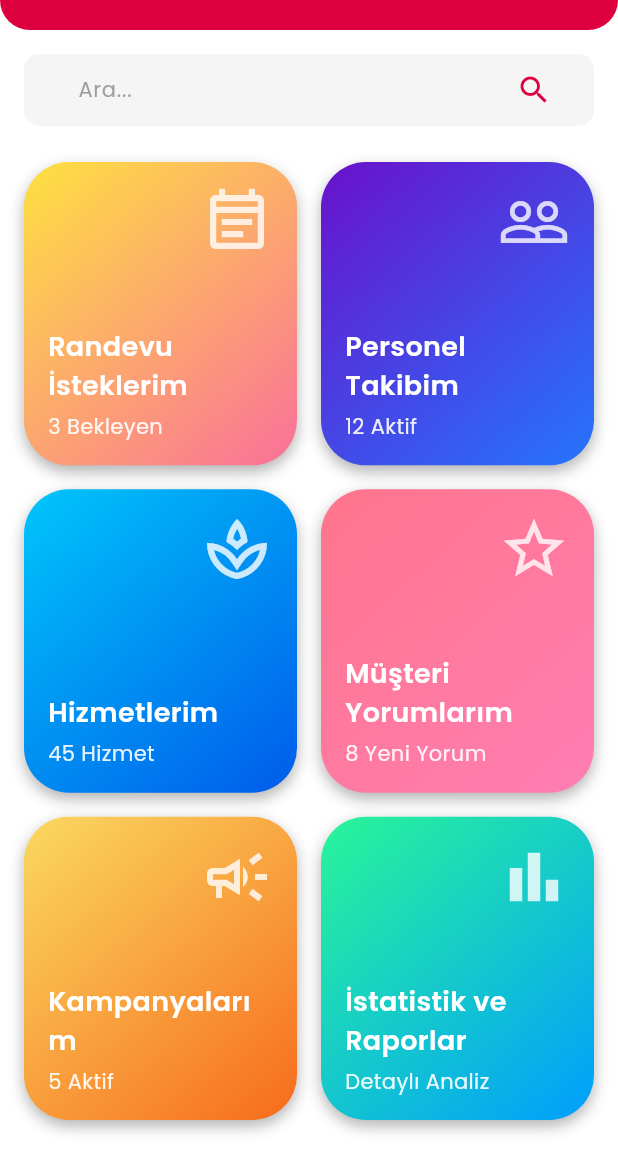
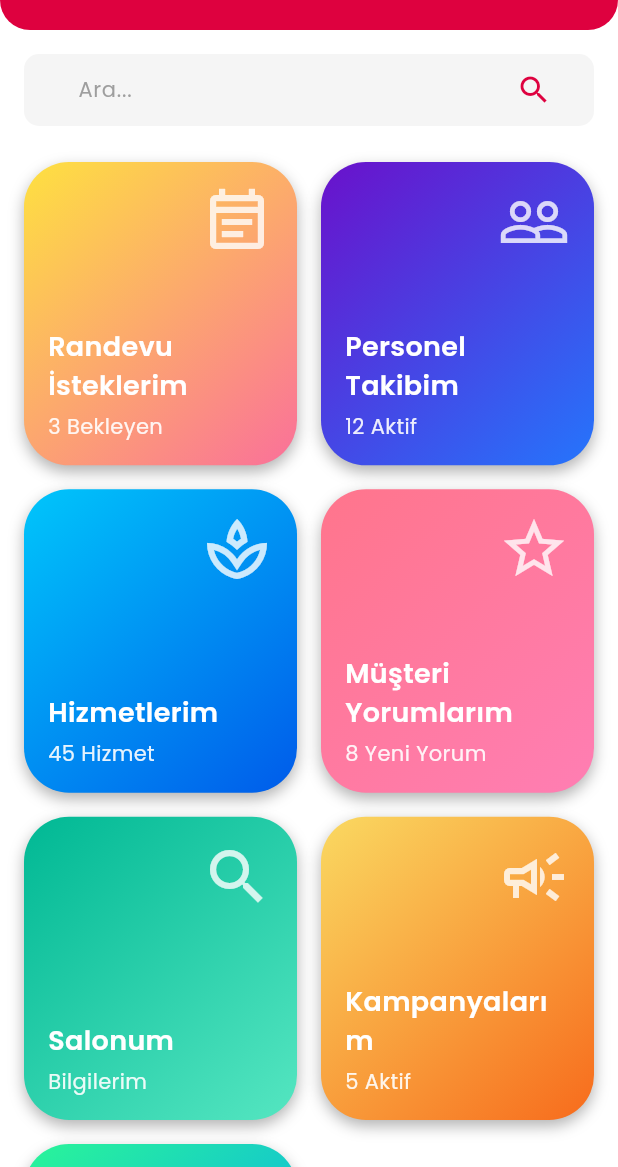
Before and after one commit to emirhankaya00/project_beauty_admin, a Flutter app: the screen it shows once a user with an empty profile is signed in, on a phone screen of 412 x 824 dp, the part 69-1236 px from its top. Run offline on Flutter 3.47's test engine with Material 3 defaults, Android fonts, the phone set to English and light mode, and no system bars; our stand-ins replace flutter_dotenv, google_fonts, supabase_flutter; missing offline and left inert: postgrest; accounts and stored records are empty.

Commit message:
Salonum sayfası ve db si tamamlandı

```diff
--- a/lib/core/provider_list.dart
+++ b/lib/core/provider_list.dart
@@ -9,6 +9,8 @@ import 'package:project_beauty_admin/viewmodels/staff_viewmodel.dart';
 import 'package:project_beauty_admin/viewmodels/comments_viewmodel.dart'; // Yorumlar ViewModel'i
 import 'package:project_beauty_admin/viewmodels/campaigns_viewmodel.dart';
 
+import '../viewmodels/saloon_viewmodel.dart';
+
 final List<SingleChildWidget> appProviders = [
   ChangeNotifierProvider(create: (_) => AuthViewModel()),
   ChangeNotifierProvider(create: (_) => ServiceViewModel()),
@@ -16,4 +18,6 @@ final List<SingleChildWidget> appProviders = [
   ChangeNotifierProvider(create: (_) => ReservationViewModel()),
   ChangeNotifierProvider(create: (_) => CommentsViewModel()), // Yorumları ekledik
   ChangeNotifierProvider(create: (_) => CampaignsViewModel()),
+  ChangeNotifierProvider(create: (_) => SaloonViewModel()),
+
 ];
--- a/lib/features/authentication/auth_gate.dart
+++ b/lib/features/authentication/auth_gate.dart
@@ -1,4 +1,4 @@
-// lib/features/authentication/screens/auth_gate.dart
+// lib/features/authentication/salons/auth_gate.dart
 
 import 'package:flutter/material.dart';
 import 'package:project_beauty_admin/features/authentication/screens/admin_login_screen.dart';
--- a/lib/features/authentication/screens/signup_screen.dart
+++ b/lib/features/authentication/screens/signup_screen.dart
@@ -1,4 +1,4 @@
-// lib/features/authentication/screens/signup_screen.dart
+// lib/features/authentication/salons/signup_screen.dart
 
 import 'package:flutter/material.dart';
 import 'package:project_beauty_admin/design_system/app_colors.dart';
--- a/lib/features/campaigns/campaigns_screen.dart
+++ b/lib/features/campaigns/campaigns_screen.dart
@@ -1,4 +1,4 @@
-// lib/features/campaigns/screens/campaigns_screen.dart
+// lib/features/campaigns/salons/campaigns_screen.dart
 
 import 'package:flutter/material.dart';
 import 'package:intl/intl.dart';
--- a/lib/features/comments/comments_screen.dart
+++ b/lib/features/comments/comments_screen.dart
@@ -1,4 +1,4 @@
-// lib/view/screens/comments/comments_screen.dart
+// lib/view/salons/comments/comments_screen.dart
 
 import 'package:flutter/material.dart';
 import 'package:intl/intl.dart';
--- a/lib/features/dashboard/screens/admin_dashboard_screen.dart
+++ b/lib/features/dashboard/screens/admin_dashboard_screen.dart
@@ -1,55 +1,93 @@
-// lib/features/dashboard/screens/admin_dashboard_screen.dart
+// lib/features/dashboard/salons/admin_dashboard_screen.dart
 
 import 'package:flutter/material.dart';
-import 'package:project_beauty_admin/features/campaigns/campaigns_screen.dart';
-import 'package:provider/provider.dart'; // DÜZELTME: Provider'ı import ettik
-import 'package:project_beauty_admin/design_system/app_colors.dart';
-import 'package:project_beauty_admin/design_system/app_text_styles.dart';
-import 'package:project_beauty_admin/design_system/app_border_radius.dart';
-import 'package:project_beauty_admin/design_system/widgets/custom_card.dart';
-import 'package:project_beauty_admin/design_system/widgets/app_icons.dart';
-import 'package:project_beauty_admin/design_system/extensions/context_extensions.dart';
+import 'package:provider/provider.dart';
+import 'package:project_beauty_admin/features/appointment_requests/screens/appointment_requests_unified_screen.dart';
+import 'package:project_beauty_admin/features/staff_management/screens/staff_unified_screen.dart';
+import 'package:project_beauty_admin/features/service_management/screens/service_unified_screen.dart';
+import 'package:project_beauty_admin/features/comments/comments_screen.dart';
+import 'package:project_beauty_admin/features/salons/my_salon_screen.dart';
 import 'package:project_beauty_admin/features/shared_admin_components/admin_app_bar.dart';
 import 'package:project_beauty_admin/features/shared_admin_components/admin_drawer.dart';
 import 'package:project_beauty_admin/features/shared_admin_components/search_bar_widget.dart';
 import 'package:project_beauty_admin/features/dashboard/widgets/dashboard_card.dart';
-import 'package:project_beauty_admin/features/dashboard/widgets/dashboard_summary_widget.dart';
-import 'package:project_beauty_admin/viewmodels/auth_viewmodel.dart'; // DÜZELTME: AuthViewModel'i import ettik
-
-// Mevcut modül ekranları
-import 'package:project_beauty_admin/features/appointment_requests/screens/appointment_requests_unified_screen.dart';
-import 'package:project_beauty_admin/features/staff_management/screens/staff_unified_screen.dart';
-import 'package:project_beauty_admin/features/service_management/screens/service_unified_screen.dart';
-
-// DÜZELTME: Yeni oluşturduğumuz yorumlar ekranını import ediyoruz
-// Lütfen dosya yolunun projenizde doğru olduğundan emin olun
-
-import '../../comments/comments_screen.dart';
-
+import 'package:project_beauty_admin/design_system/app_colors.dart';
+import 'package:project_beauty_admin/design_system/app_text_styles.dart';
+import 'package:project_beauty_admin/design_system/widgets/app_icons.dart';
+import 'package:project_beauty_admin/viewmodels/auth_viewmodel.dart';
+import '../../campaigns/campaigns_screen.dart';
 
 class AdminDashboardScreen extends StatelessWidget {
-  const AdminDashboardScreen({super.key});
+  const AdminDashboardScreen({Key? key}) : super(key: key);
 
   @override
   Widget build(BuildContext context) {
+    final authVm = context.read<AuthViewModel>();
+    final saloonId = authVm.currentAdmin?.saloonId;
+
+    final modules = <Map<String, dynamic>>[
+      {
+        'title': 'Randevu İsteklerim',
+        'icon': AppIcons.appointmentRequests,
+        'metric': '3 Bekleyen',
+        'colors': [Color(0xFFFEE140), Color(0xFFFA709A)],
+        'screen': const AppointmentRequestsUnifiedScreen(),
+      },
+      {
+        'title': 'Personel Takibim',
+        'icon': AppIcons.staffManagement,
+        'metric': '12 Aktif',
+        'colors': [Color(0xFF6A11CB), Color(0xFF2575FC)],
+        'screen': const StaffUnifiedScreen(),
+      },
+      {
+        'title': 'Hizmetlerim',
+        'icon': AppIcons.services,
+        'metric': '45 Hizmet',
+        'colors': [Color(0xFF00C6FB), Color(0xFF005BEA)],
+        'screen': const ServiceUnifiedScreen(),
+      },
+      {
+        'title': 'Müşteri Yorumlarım',
+        'icon': AppIcons.customerReviews,
+        'metric': '8 Yeni Yorum',
+        'colors': [Color(0xFFFF758C), Color(0xFFFF7EB3)],
+        'screen': null,
+      },
+      {
+        'title': 'Salonum',
+        'icon': AppIcons.search,
+        'metric': 'Bilgilerim',
+        'colors': [Color(0xFF00B894), Color(0xFF55E6C1)],
+        'screen': const MySalonScreen(),
+      },
+      {
+        'title': 'Kampanyalarım',
+        'icon': AppIcons.campaigns,
+        'metric': '5 Aktif',
+        'colors': [Color(0xFFFAD961), Color(0xFFF76B1C)],
+        'screen': const CampaignsScreen(),
+      },
+      {
+        'title': 'İstatistik ve Raporlar',
+        'icon': AppIcons.statisticsReports,
+        'metric': 'Detaylı Analiz',
+        'colors': [Color(0xFF2AF598), Color(0xFF009EFD)],
+        'screen': null,
+      },
+    ];
+
     return Scaffold(
       backgroundColor: AppColors.white,
-      appBar: const AdminAppBar(
-        title: 'Ana Sayfa',
-      ),
+      appBar: const AdminAppBar(title: 'Ana Sayfa'),
       drawer: const AdminDrawer(),
       body: SingleChildScrollView(
         padding: const EdgeInsets.all(16.0),
         child: Column(
           crossAxisAlignment: CrossAxisAlignment.start,
           children: [
-            const SearchBarWidget(
-              hintText: 'Ara...',
-            ),
+            const SearchBarWidget(hintText: 'Ara...'),
             const SizedBox(height: 24.0),
-
-            // ... (Bugünkü Genel Bakış CustomCard'ı aynı kalabilir)
-
             GridView.builder(
               shrinkWrap: true,
               physics: const NeverScrollableScrollPhysics(),
@@ -59,93 +97,38 @@ class AdminDashboardScreen extends StatelessWidget {
                 mainAxisSpacing: 16.0,
                 childAspectRatio: 0.9,
               ),
-              itemCount: 6,
+              itemCount: modules.length,
               itemBuilder: (context, index) {
-                // DÜZELTME: Müşteri Yorumları kartının 'screen' alanı güncellendi.
-                // Artık null değil, bir placeholder (yer tutucu) nesne içeriyor.
-                final List<Map<String, dynamic>> moduleData = [
-                  {
-                    'title': 'Randevu İsteklerim',
-                    'icon': AppIcons.appointmentRequests,
-                    'metric': '3 Bekleyen',
-                    'colors': [const Color(0xFFFEE140), const Color(0xFFFA709A)],
-                    'screen': const AppointmentRequestsUnifiedScreen(),
-                  },
-                  {
-                    'title': 'Personel Takibim',
-                    'icon': AppIcons.staffManagement,
-                    'metric': '12 Aktif',
-                    'colors': [const Color(0xFF6A11CB), const Color(0xFF2575FC)],
-                    'screen': const StaffUnifiedScreen(),
-                  },
-                  {
-                    'title': 'Hizmetlerim',
-                    'icon': AppIcons.services,
-                    'metric': '45 Hizmet',
-                    'colors': [const Color(0xFF00C6FB), const Color(0xFF005BEA)],
-                    'screen': const ServiceUnifiedScreen(),
-                  },
-                  {
-                    'title': 'Müşteri Yorumlarım',
-                    'icon': AppIcons.customerReviews,
-                    'metric': '8 Yeni Yorum',
-                    'colors': [const Color(0xFFFF758C), const Color(0xFFFF7EB3)],
-                    // Özel işlem gerektirdiği için 'screen' key'ine geçici bir değer veriyoruz.
-                    'screen': const SizedBox(),
-                  },
-                  {
-                    'title': 'Kampanyalarım',
-                    'icon': AppIcons.campaigns,
-                    'metric': '5 Aktif',
-                    'colors': [const Color(0xFFFAD961), const Color(0xFFF76B1C)],
-                    'screen': const CampaignsScreen(),
-                  },
-                  {
-                    'title': 'İstatistik ve Raporlar',
-                    'icon': AppIcons.statisticsReports,
-                    'metric': 'Detaylı Analiz',
-                    'colors': [const Color(0xFF2AF598), const Color(0xFF009EFD)],
-                    'screen': null,
-                  },
-                ];
-
-                final data = moduleData[index];
-
+                final data = modules[index];
                 return DashboardCard(
                   title: data['title'] as String,
                   icon: data['icon'] as IconData,
                   metric: data['metric'] as String,
                   gradientColors: data['colors'] as List<Color>,
                   onTap: () {
-                    // DÜZELTME: Müşteri Yorumları kartı için özel tıklama mantığı
-                    if (data['title'] == 'Müşteri Yorumlarım') {
-                      // 1. AuthViewModel'den salon ID'sini al
-                      final authViewModel = context.read<AuthViewModel>();
-                      final saloonId = authViewModel.currentAdmin?.saloonId;
-
-                      // 2. Salon ID'si varsa, CommentsScreen'e yönlendir
+                    final title = data['title'] as String;
+                    if (title == 'Müşteri Yorumlarım') {
                       if (saloonId != null && saloonId.isNotEmpty) {
-                        context.push(MaterialPageRoute(
-                          builder: (context) => CommentsScreen(saloonId: saloonId),
-                        ));
+                        Navigator.of(context).push(
+                          MaterialPageRoute(
+                            builder: (_) => CommentsScreen(saloonId: saloonId),
+                          ),
+                        );
                       } else {
-                        // 3. Salon ID'si yoksa, kullanıcıya bir hata mesajı göster
                         ScaffoldMessenger.of(context).showSnackBar(
                           const SnackBar(
-                            content: Text('Salon bilgisi bulunamadı. Lütfen tekrar giriş yapın.'),
+                            content: Text('Salon bilgisi bulunamadı.'),
                             backgroundColor: AppColors.red,
                           ),
                         );
                       }
-                    }
-                    // Diğer kartlar için mevcut mantık devam ediyor
-                    else if (data['screen'] != null) {
-                      context.push(MaterialPageRoute(builder: (context) => data['screen'] as Widget));
+                    } else if (data['screen'] != null) {
+                      Navigator.of(context).push(
+                        MaterialPageRoute(builder: (_) => data['screen'] as Widget),
+                      );
                     } else {
                       ScaffoldMessenger.of(context).showSnackBar(
-                        SnackBar(
-                          content: Text('${data['title']} ekranı henüz mevcut değil.'),
-                        ),
+                        SnackBar(content: Text('${data['title']} ekranı henüz mevcut değil.')),
                       );
                     }
                   },
```
Also changed, not shown: lib/data/models/saloon_model.dart (+35 -4 lines), lib/features/campaigns/campaign_edit_screen.dart (+68 -48 lines), lib/features/salons/my_salon_screen.dart (added, +120 -0 lines), lib/repositories/saloon_repository.dart (added, +34 -0 lines), lib/viewmodels/saloon_viewmodel.dart (added, +61 -0 lines).
